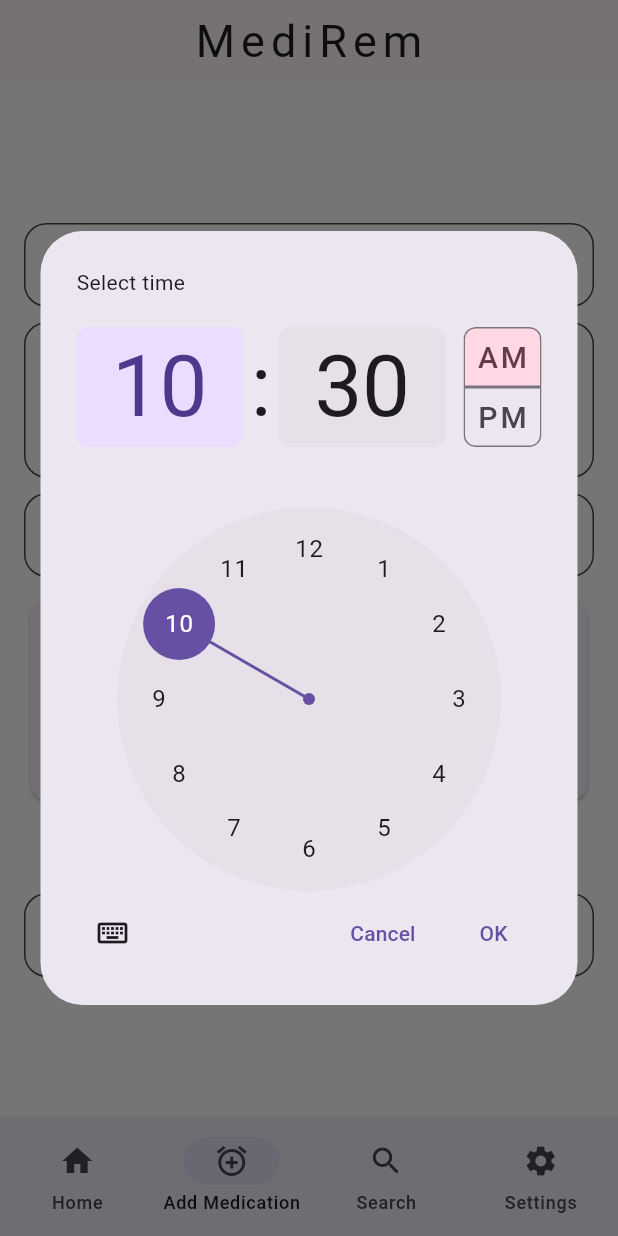
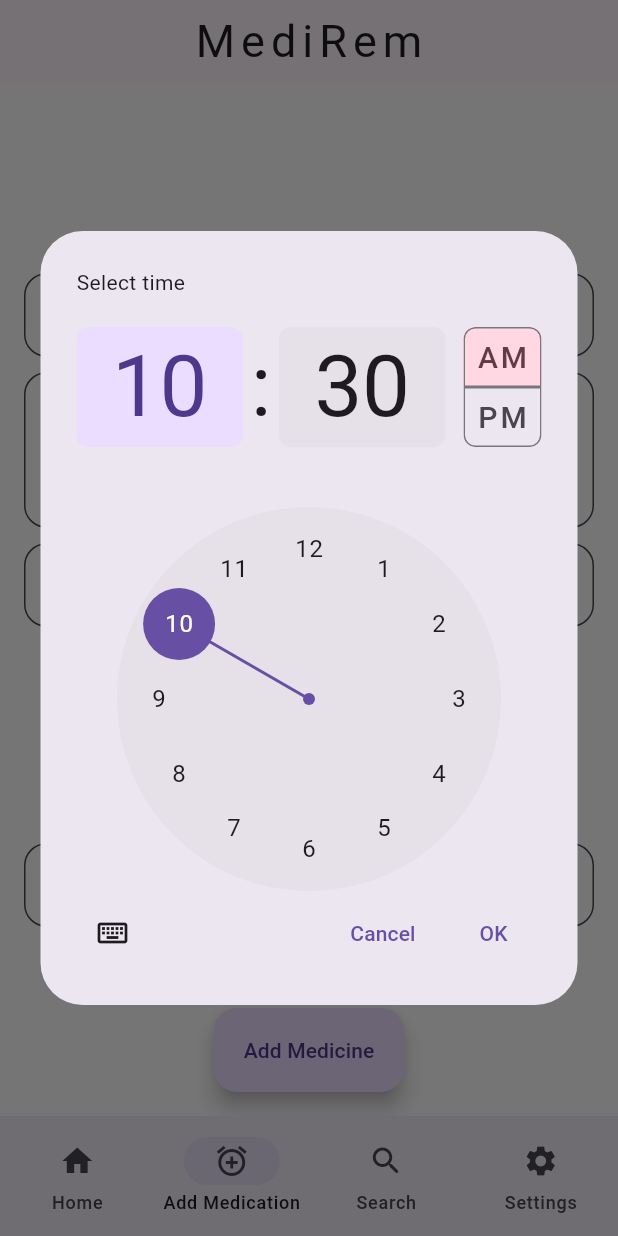
Before and after one commit to pnaskardev/MediRem, a Flutter app: the screen it shows after launch, item 2 of the bottom bar chosen, after a tap on "Add Time", on a phone screen of 412 x 824 dp. Run offline on Flutter 3.47's test engine with Material 2 defaults, Android fonts, the phone set to English and light mode, and no system bars; our stand-ins replace bloc, cached_network_image, equatable, firebase_auth, firebase_core, flutter_bloc and 2 more; missing offline and left inert: flutterfire_ui; accounts and stored records are empty; statements that could not run were skipped.

Commit message:
added medicine to homescreen just have to design it a lot

```diff
--- a/lib/features/add_medicine/add_medicine.dart
+++ b/lib/features/add_medicine/add_medicine.dart
@@ -3,7 +3,10 @@
 import 'dart:developer';
 
 import 'package:flutter/material.dart';
+import 'package:flutter_bloc/flutter_bloc.dart';
 import 'package:intl/intl.dart';
+import 'package:medi_rem/logic/medicine_cubit/medicine_cubit.dart';
+import 'package:medi_rem/models/medicine.dart';
 import 'package:medi_rem/utils/string_validator.dart';
 
 class AddMedicine extends StatefulWidget
@@ -20,7 +23,17 @@
   final TextEditingController _description = TextEditingController();
   final TextEditingController _freq = TextEditingController();
   final TextEditingController _duration = TextEditingController();
-  List time=['10:00','11:00','15:00'];
+  List<DateTime> selectedTime=[];
+  @override
+  void dispose()
+  {
+    super.dispose();
+    _medicationName.dispose();
+    _description.dispose();
+    _freq.dispose();
+    _duration.dispose();
+  }
+
   @override
   Widget build(BuildContext context)
    {
@@ -114,7 +127,7 @@
                 ),
                 const SizedBox(height: 10,),
                     TextFormField(
-                      readOnly: true,
+                      // readOnly: true,
                       autovalidateMode: AutovalidateMode.onUserInteraction,
                       decoration: const InputDecoration(
                         labelText: "Reminder Frequency",
@@ -158,7 +171,7 @@
                       [
                         Flexible
                         (
-                          child: time.isNotEmpty ? Card(
+                          child: selectedTime.isNotEmpty ? Card(
                             child: Padding(
                               padding: const EdgeInsets.all(8.0),
                               child: GridView.builder
@@ -168,18 +181,18 @@
                                 (
                                   crossAxisCount: 3,
                                 ),
-                                itemCount: time.length,
+                                itemCount: selectedTime.length,
                                 itemBuilder: (BuildContext context,int index)
                                 {
                                   return Chip
                                   (
-                                    label:Text(time[index]),
+                                    label:Text(selectedTime[index].toString()),
                                     deleteIcon: const Icon(Icons.delete),
                                     onDeleted: ()
                                     {
                                       setState(()
                                       {
-                                        time.removeAt(index);
+                                        selectedTime.removeAt(index);
                                       });
                                     },
                                   );
@@ -216,7 +229,7 @@
                                 log(formattedTime);
                                 setState(()
                                 {
-                                  time.add(formattedTime); //set the value of text field.
+                                  selectedTime.add(parsedTime); //set the value of text field.
                                 });
                               },
                               icon: const Icon(Icons.add),
@@ -276,6 +289,22 @@
             ),
           ),
         ),
+        floatingActionButtonLocation: FloatingActionButtonLocation.centerFloat,
+        floatingActionButton: FloatingActionButton.extended
+        (
+          onPressed: ()
+          {
+            Medicine item=Medicine
+            (
+              name: _medicationName.text,
+              freq: int.parse(_freq.text),
+              timeList: selectedTime,
+              days: int.parse(_duration.text)
+            );
+            BlocProvider.of<MedicineCubit>(context).addItem(item);
+          },
+          label: const Text('Add Medicine')
+        ),
       ),
     );
   }
--- a/lib/features/home/screens/home_screen.dart
+++ b/lib/features/home/screens/home_screen.dart
@@ -1,6 +1,6 @@
 import 'package:flutter/material.dart';
 import 'package:flutter_bloc/flutter_bloc.dart';
-import 'package:medi_rem/logic/app_bloc/app_bloc.dart';
+import 'package:medi_rem/logic/medicine_cubit/medicine_cubit.dart';
 
 class HomePage extends StatelessWidget {
   const HomePage({super.key});
@@ -8,14 +8,29 @@
   @override
   Widget build(BuildContext context)
   {
-    final user=BlocProvider.of<AppBloc>(context).getUser;
-    return SafeArea(
-      child: Scaffold(
-        body: Center(
-          child: user==null ? const Text('User is null'): Text(user!.email)
-          // child: Text('HomePage'),
-        ),
-      ),
+    // final user=BlocProvider.of<AppBloc>(context).getUser;
+    return BlocBuilder<MedicineCubit,MedicineState>
+    (
+      builder: (context, state)
+      {
+        return SafeArea
+        (
+          child: Scaffold
+          (
+            body: Center
+            (
+              // child: user==null ? const Text('User is null'): Text(user!.email)
+              child: state.list.isEmpty? const Center(child: Text('You have not added any Medicine Reminders'),) : ListView.builder(
+                itemCount: state.list.length,
+                itemBuilder: (context, index) {
+                  return ListTile(title: Text(state.list[index].name));
+                },
+              )
+            ),
+          ),
+        );
+      },
+
     );
   }
 }
--- a/lib/logic/app_bloc/app_bloc.dart
+++ b/lib/logic/app_bloc/app_bloc.dart
@@ -2,6 +2,8 @@
 
 import 'package:bloc/bloc.dart';
 import 'package:equatable/equatable.dart';
+import 'package:medi_rem/logic/medicine_cubit/medicine_cubit.dart';
+import 'package:medi_rem/models/medicine.dart';
 import 'package:medi_rem/models/user_data.dart';
 import 'package:medi_rem/repository/auth_repository.dart';
 
@@ -10,10 +12,16 @@
 
 class AppBloc extends Bloc<AppEvent, AppState>
 {
+
+  List<Medicine>? medList;
   final AuthRepository _authRepository;
+  final MedicineCubit _medicineCubit;
   StreamSubscription<UserData?>? _userSubscription;
+  StreamSubscription<MedicineState?>? medSubscription;
 
-  AppBloc({required AuthRepository authRepository}):_authRepository=authRepository,
+  AppBloc({required AuthRepository authRepository,required medCubit}):
+  _authRepository=authRepository,
+  _medicineCubit=medCubit,
   super
   (
     authRepository.currentUser.isNotEmpty?
@@ -27,17 +35,43 @@
       return add(AppUserChanged(user: user));
     });
 
-    // medSubscription=medCubit.stream.listen((medicineState)
+    // medSubscription=_medicineCubit.stream.listen((medicineState)
     // {
-    //   if(medicineState is AddItemEvent)
+    //   if(medicineState is MedicineUpdated)
     //   {
     //     if(state.user.isNotEmpty)
     //     {
+    //       log('Medicine added to the cubit');
+    //       medList=medicineState.list;
+    //       // add([...state.user.medicineList!, medicineState.list]);
     //       return add(AddMedicineToUser(user: state.user,medList: medicineState.list));
-    //       // add([...state.user.medicineList!, medicineState.list]);
+    //       // state.user.medicineList!=medicineState.list;
     //     }
     //   }
     // });
+
+    // _medicineCubit.stream.listen((medicineState));
+
+    on<AddMedicineToUser>((event, emit)
+    {
+      emit
+      (
+        // event.user.isNotEmpty ?
+        // AppState.authenticated(event.user)
+        // :
+        // const AppState.unauthenticated()
+        // event.user.isNotEmpty ?
+        AppState.medicineChanged
+        (
+          UserData
+          (
+            uid: state.user.uid,
+            email: state.user.email,
+            medicineList: [...state.user.medicineList!,...medList!]
+          )
+        )
+      );
+    });
 
     on<AppUserChanged>((event, emit)
     {
--- a/lib/logic/app_bloc/app_event.dart
+++ b/lib/logic/app_bloc/app_event.dart
@@ -21,3 +21,11 @@
   @override
   List<Object> get props => [user];
 }
+
+class AddMedicineToUser extends AppEvent
+{
+  final UserData user;
+  List<Medicine> medList;
+  AddMedicineToUser({required this.user,required this.medList});
+  List<Object> get props => [user];
+}
--- a/lib/logic/app_bloc/app_state.dart
+++ b/lib/logic/app_bloc/app_state.dart
@@ -12,6 +12,11 @@
     this.user=UserData.empty,
   });
 
+  const AppState.medicineChanged(UserData user):this._
+  (
+    status: AppStatus.authenticated,
+    user: user
+  );
   const AppState.authenticated(UserData user):this._
   (
     status: AppStatus.authenticated,
--- a/lib/logic/medicine_cubit/medicine_cubit.dart
+++ b/lib/logic/medicine_cubit/medicine_cubit.dart
@@ -1,4 +1,4 @@
-import 'dart:async';
+import 'dart:developer';
 
 import 'package:bloc/bloc.dart';
 import 'package:equatable/equatable.dart';
@@ -9,15 +9,16 @@
 class MedicineCubit extends Cubit<MedicineState>
 {
 
-  MedicineCubit() : super( MedicineInitial(list: []));
+  MedicineCubit() : super( MedicineInitial(list: const []));
 
 
   // Stream<MedicineState> mapToEventState(MedicineEvent event) async*
   //   {
   //     if (event is AddItem)
   //     {
-  //       items.add(event.item);
-  //       yield MedicineUpdated(items);
+  //       // items.add(event.item);
+  //       final updatedItems = List<Medicine>.from(state.list)..add(item);
+  //       yield MedicineUpdated(list:updatedItems);
   //     }
   //   }
 
@@ -25,7 +26,7 @@
   void addItem(Medicine item)
   {
     final updatedItems = List<Medicine>.from(state.list)..add(item);
+    log('inside the addItem function');
     emit(MedicineUpdated(list: updatedItems));
   }
-
 }
--- a/lib/logic/medicine_cubit/medicine_state.dart
+++ b/lib/logic/medicine_cubit/medicine_state.dart
@@ -2,7 +2,7 @@
 
 class MedicineState extends Equatable
 {
-  List<Medicine> list;
+  final List<Medicine> list;
   MedicineState({required this.list});
   @override
   List<Object> get props => [];
--- a/lib/main.dart
+++ b/lib/main.dart
@@ -7,6 +7,7 @@
 import 'package:medi_rem/firebase_options.dart';
 import 'package:medi_rem/logic/app_bloc/app_bloc.dart';
 import 'package:medi_rem/logic/medicine_api_bloc/medicine_api_bloc.dart';
+import 'package:medi_rem/logic/medicine_cubit/medicine_cubit.dart';
 import 'package:medi_rem/repository/api_repository.dart';
 import 'package:medi_rem/repository/auth_repository.dart';
 import 'package:medi_rem/utils/themes.dart';
@@ -20,17 +21,19 @@
   FlutterFireUIAuth.configureProviders([
     const EmailProviderConfiguration(),
   ]);
+  final _medCubit=MedicineCubit();
   final _authRepository=AuthRepository();
   final _apiRepository=ApiRepository();
-  runApp(MyApp(authRepository: _authRepository,apiRepository: _apiRepository,));
+  runApp(MyApp(authRepository: _authRepository,apiRepository: _apiRepository,medCubit: _medCubit,));
 }
 
 class MyApp extends StatelessWidget
 {
   final AuthRepository _authRepository;
   final ApiRepository _apiRepository;
-  const MyApp({super.key,required authRepository,required apiRepository})
-  : _authRepository=authRepository, _apiRepository=apiRepository;
+  final MedicineCubit _medCubit;
+  const MyApp({super.key,required authRepository,required apiRepository,required medCubit})
+  : _authRepository=authRepository, _apiRepository=apiRepository,_medCubit=medCubit;
   @override
   Widget build(BuildContext context)
   {
@@ -43,13 +46,15 @@
         [
           BlocProvider(create: (BuildContext context) => AppBloc
           (
-            authRepository: _authRepository
+            authRepository: _authRepository,
+            medCubit: _medCubit
           )),
-          BlocProvider(create: (BuildContext context) => NavigationCubit()),
+          BlocProvider(create:(BuildContext context) => NavigationCubit() ),
           BlocProvider(create: (BuildContext context) => MedicineApiBloc
           (
             apiRepository: _apiRepository
           )),
+          BlocProvider(create: (BuildContext context) => MedicineCubit()),
           RepositoryProvider(create: (context)=>ApiRepository())
         ],
         child: MaterialApp
```
